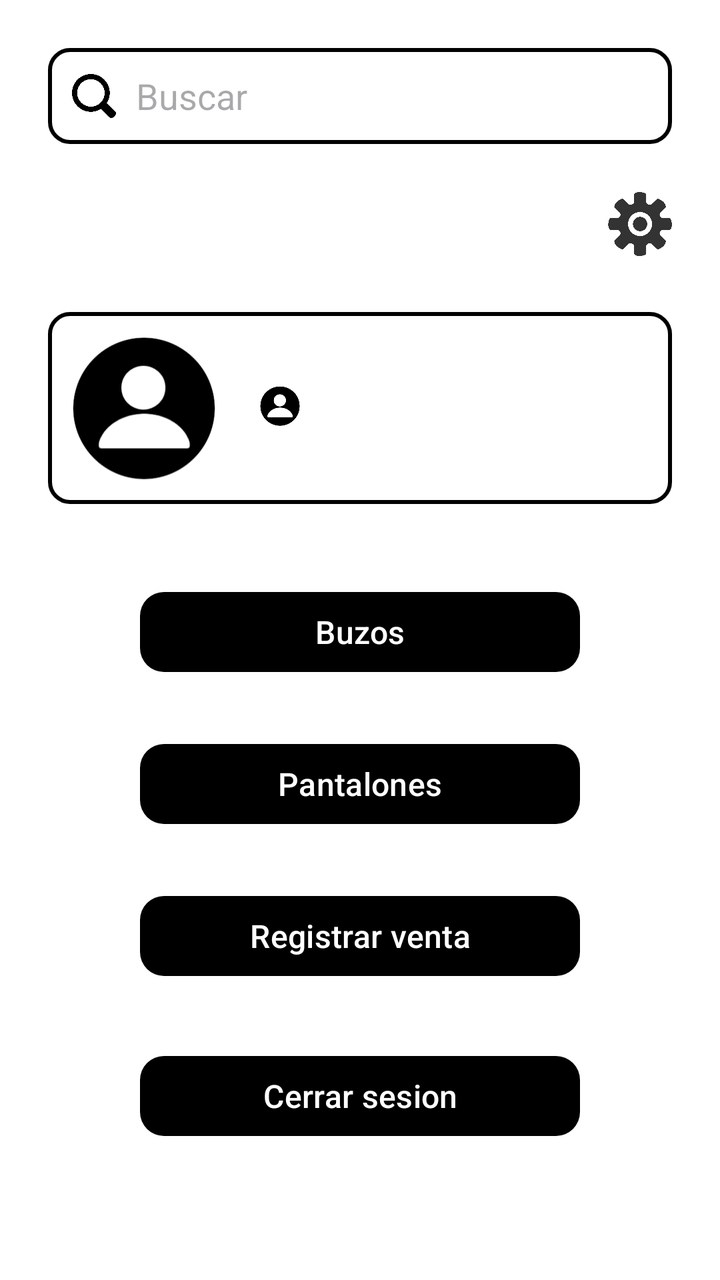
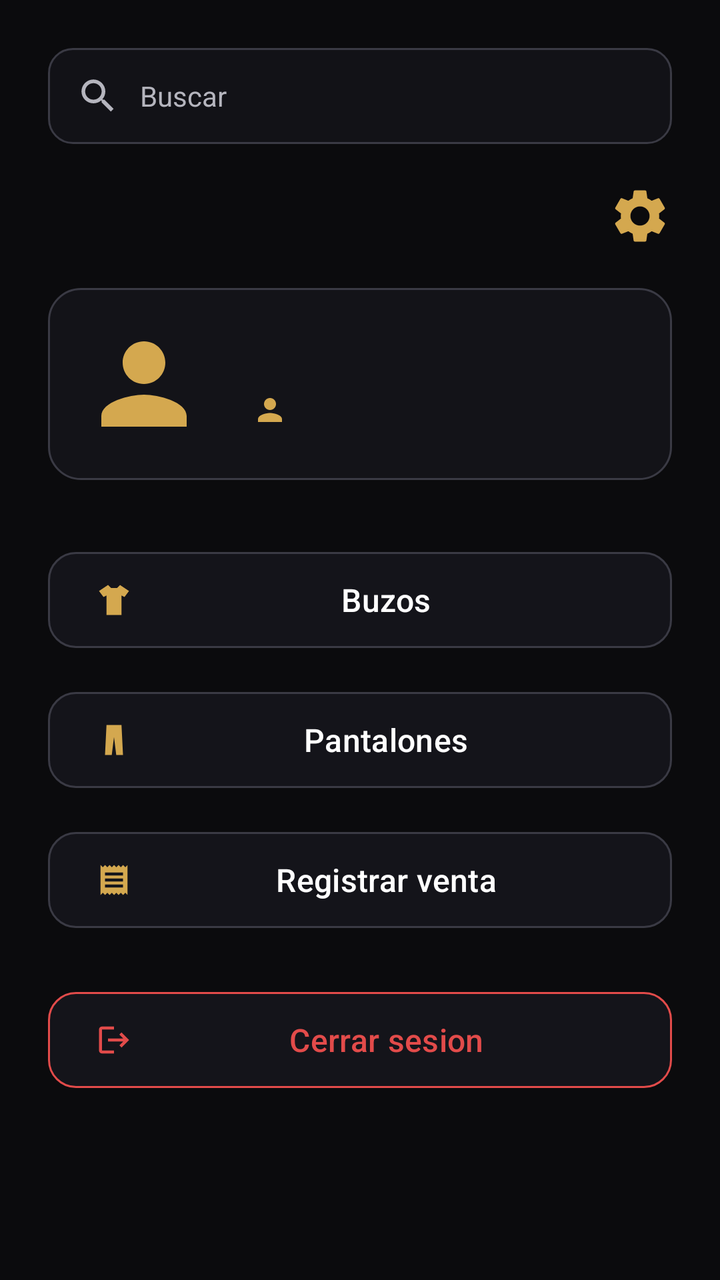

Two renders of the same Android screen: before a commit and after it. Below are the layout's source before the change and the commit's diff.
<!-- AndroidManifest.xml: application theme Theme.PryGrados -->
<!-- res/layout/empleado.xml -->
<?xml version="1.0" encoding="utf-8"?>
<ScrollView
    xmlns:android="http://schemas.android.com/apk/res/android"
    xmlns:app="http://schemas.android.com/apk/res-auto"
    xmlns:tools="http://schemas.android.com/tools"
    android:layout_width="match_parent"
    android:layout_height="match_parent"
    android:background="#FFFFFF"
    tools:context=".Empleado">

    <LinearLayout
        android:layout_width="match_parent"
        android:layout_height="wrap_content"
        android:orientation="vertical"
        android:padding="24dp">

        
        <LinearLayout
            android:layout_width="match_parent"
            android:layout_height="48dp"
            android:background="@drawable/edittext_bacground"
            android:orientation="horizontal"
            android:gravity="center_vertical"
            android:paddingLeft="12dp"
            android:paddingRight="12dp"
            android:layout_marginBottom="24dp">

            <ImageView
                android:layout_width="22dp"
                android:layout_height="22dp"
                android:src="@drawable/serch" />

            <EditText
                android:id="@+id/txtBuscar"
                android:layout_width="match_parent"
                android:layout_height="wrap_content"
                android:background="@android:color/transparent"
                android:hint="Buscar"
                android:textColor="#000000"
                android:paddingLeft="10dp"
                android:inputType="text" />
        </LinearLayout>

        
        <ImageView
            android:id="@+id/btnConfig"
            android:layout_width="32dp"
            android:layout_height="32dp"
            android:layout_gravity="end"
            android:src="@drawable/confi"
            android:layout_marginBottom="28dp" />

        
        <LinearLayout
            android:layout_width="match_parent"
            android:layout_height="wrap_content"
            android:orientation="horizontal"
            android:padding="12dp"
            android:background="@drawable/edittext_bacground"
            android:layout_marginBottom="40dp">

            <ImageView
                android:layout_width="72dp"
                android:layout_height="72dp"
                android:src="@drawable/user"
                android:layout_marginRight="16dp" />

            <LinearLayout
                android:layout_width="wrap_content"
                android:layout_height="wrap_content"
                android:orientation="vertical">

                <TextView
                    android:id="@+id/txtNombreEmpleado"
                    android:layout_width="wrap_content"
                    android:layout_height="wrap_content"
                    android:text=""
                    android:textSize="18sp"
                    android:textStyle="bold"
                    android:textColor="#000000" />

                <LinearLayout
                    android:orientation="horizontal"
                    android:layout_width="wrap_content"
                    android:layout_height="wrap_content"
                    android:gravity="center_vertical">

                    <TextView
                        android:id="@+id/txtRolEmpleado"
                        android:layout_width="wrap_content"
                        android:layout_height="wrap_content"
                        android:text=""
                        android:textSize="16sp"
                        android:textColor="#000000" />

                    <ImageView
                        android:layout_width="20dp"
                        android:layout_height="20dp"
                        android:src="@drawable/user"
                        android:layout_marginLeft="6dp" />
                </LinearLayout>

            </LinearLayout>
        </LinearLayout>

        
        <com.google.android.material.button.MaterialButton
            android:id="@+id/btnBuzos"
            android:layout_width="220dp"
            android:layout_height="48dp"
            android:layout_gravity="center"
            android:text="Buzos"
            android:textColor="#FFFFFF"
            android:textSize="16sp"
            app:backgroundTint="#000000"
            app:cornerRadius="12dp"
            android:layout_marginBottom="28dp" />

        
        <com.google.android.material.button.MaterialButton
            android:id="@+id/btnPantalones"
            android:layout_width="220dp"
            android:layout_height="48dp"
            android:layout_gravity="center"
            android:text="Pantalones"
            android:textColor="#FFFFFF"
            android:textSize="16sp"
            app:backgroundTint="#000000"
            app:cornerRadius="12dp"
            android:layout_marginBottom="28dp" />

        
        <com.google.android.material.button.MaterialButton
            android:id="@+id/btnRegistrarVenta"
            android:layout_width="220dp"
            android:layout_height="48dp"
            android:layout_gravity="center"
            android:text="Registrar venta"
            android:textColor="#FFFFFF"
            android:textSize="16sp"
            app:backgroundTint="#000000"
            app:cornerRadius="12dp"
            android:layout_marginBottom="32dp" />

        <com.google.android.material.button.MaterialButton
            android:id="@+id/btncierre"
            android:layout_width="220dp"
            android:layout_height="48dp"
            android:layout_gravity="center"
            android:text="Cerrar sesion"
            android:textColor="#FFFFFF"
            android:textSize="16sp"
            app:backgroundTint="#000000"
            app:cornerRadius="12dp"
            android:layout_marginBottom="32dp" />

    </LinearLayout>

</ScrollView>
<!-- resources referenced by this layout -->
<resources>
  <!-- drawable confi: png bitmap (drawable, 73180 bytes) -->
  <!-- drawable edittext_bacground (drawable) -->
  <?xml version="1.0" encoding="utf-8"?>
  <shape xmlns:android="http://schemas.android.com/apk/res/android">
      <solid android:color="#FFFFFF"/> 
      <stroke android:width="2dp" android:color="#000000"/> 
      <corners android:radius="10dp"/> 
      <padding
          android:left="10dp"
          android:top="10dp"
          android:right="10dp"
          android:bottom="10dp"/>
  </shape>
  <!-- drawable serch: png bitmap (drawable, 53327 bytes) -->
  <!-- drawable user: jpg bitmap (drawable, 28429 bytes) -->
  <!-- unchanged entries left out for length: 2 -->
</resources>

<!-- the commit's change to res/layout/empleado.xml (unified diff, before → after) -->
@@ -1,11 +1,12 @@
 <?xml version="1.0" encoding="utf-8"?>
-<ScrollView
-    xmlns:android="http://schemas.android.com/apk/res/android"
+<ScrollView xmlns:android="http://schemas.android.com/apk/res/android"
     xmlns:app="http://schemas.android.com/apk/res-auto"
     xmlns:tools="http://schemas.android.com/tools"
     android:layout_width="match_parent"
     android:layout_height="match_parent"
-    android:background="#FFFFFF"
+    android:background="@color/kemba_black"
+    android:fillViewport="true"
+    android:scrollbars="none"
     tools:context=".Empleado">
 
     <LinearLayout
@@ -18,27 +19,32 @@
         <LinearLayout
             android:layout_width="match_parent"
             android:layout_height="48dp"
-            android:background="@drawable/edittext_bacground"
+            android:layout_marginBottom="20dp"
+            android:background="@drawable/bg_input"
+            android:gravity="center_vertical"
             android:orientation="horizontal"
-            android:gravity="center_vertical"
-            android:paddingLeft="12dp"
-            android:paddingRight="12dp"
-            android:layout_marginBottom="24dp">
+            android:paddingStart="14dp"
+            android:paddingEnd="14dp">
 
             <ImageView
                 android:layout_width="22dp"
                 android:layout_height="22dp"
-                android:src="@drawable/serch" />
+                android:contentDescription="@null"
+                android:src="@drawable/ic_search"
+                app:tint="@color/kemba_hint" />
 
             <EditText
                 android:id="@+id/txtBuscar"
                 android:layout_width="match_parent"
-                android:layout_height="wrap_content"
+                android:layout_height="match_parent"
                 android:background="@android:color/transparent"
                 android:hint="Buscar"
-                android:textColor="#000000"
-                android:paddingLeft="10dp"
-                android:inputType="text" />
+                android:importantForAutofill="no"
+                android:inputType="text"
+                android:paddingStart="10dp"
+                android:textColor="@color/kemba_white"
+                android:textColorHint="@color/kemba_hint"
+                android:textSize="14sp" />
         </LinearLayout>
 
         
@@ -47,23 +53,28 @@
             android:layout_width="32dp"
             android:layout_height="32dp"
             android:layout_gravity="end"
-            android:src="@drawable/confi"
-            android:layout_marginBottom="28dp" />
+            android:layout_marginBottom="20dp"
+            android:contentDescription="Configuración"
+            android:src="@drawable/ic_settings"
+            app:tint="@color/kemba_gold" />
 
         
         <LinearLayout
             android:layout_width="match_parent"
             android:layout_height="wrap_content"
+            android:layout_marginBottom="32dp"
+            android:background="@drawable/bg_card"
+            android:gravity="center_vertical"
             android:orientation="horizontal"
-            android:padding="12dp"
-            android:background="@drawable/edittext_bacground"
-            android:layout_marginBottom="40dp">
+            android:padding="16dp">
 
             <ImageView
-                android:layout_width="72dp"
-                android:layout_height="72dp"
-                android:src="@drawable/user"
-                android:layout_marginRight="16dp" />
+                android:layout_width="64dp"
+                android:layout_height="64dp"
+                android:layout_marginEnd="16dp"
+                android:contentDescription="@null"
+                android:src="@drawable/ic_user"
+                app:tint="@color/kemba_gold" />
 
             <LinearLayout
                 android:layout_width="wrap_content"
@@ -75,85 +86,103 @@
                     android:layout_width="wrap_content"
                     android:layout_height="wrap_content"
                     android:text=""
+                    android:textColor="@color/kemba_white"
                     android:textSize="18sp"
-                    android:textStyle="bold"
-                    android:textColor="#000000" />
+                    android:textStyle="bold" />
 
                 <LinearLayout
-                    android:orientation="horizontal"
                     android:layout_width="wrap_content"
                     android:layout_height="wrap_content"
-                    android:gravity="center_vertical">
+                    android:layout_marginTop="2dp"
+                    android:gravity="center_vertical"
+                    android:orientation="horizontal">
 
                     <TextView
                         android:id="@+id/txtRolEmpleado"
                         android:layout_width="wrap_content"
                         android:layout_height="wrap_content"
                         android:text=""
-                        android:textSize="16sp"
-                        android:textColor="#000000" />
+                        android:textColor="@color/kemba_gold"
+                        android:textSize="15sp" />
 
                     <ImageView
-                        android:layout_width="20dp"
-                        android:layout_height="20dp"
-                        android:src="@drawable/user"
-                        android:layout_marginLeft="6dp" />
+                        android:layout_width="18dp"
+                        android:layout_height="18dp"
+                        android:layout_marginStart="6dp"
+                        android:contentDescription="@null"
+                        android:src="@drawable/ic_user"
+                        app:tint="@color/kemba_gold" />
                 </LinearLayout>
-
             </LinearLayout>
         </LinearLayout>
 
-        
         <com.google.android.material.button.MaterialButton
             android:id="@+id/btnBuzos"
-            android:layout_width="220dp"
-            android:layout_height="48dp"
-            android:layout_gravity="center"
+            android:layout_width="match_parent"
+            android:layout_height="56dp"
+            android:layout_marginTop="0dp"
+            android:layout_marginBottom="14dp"
             android:text="Buzos"
-            android:textColor="#FFFFFF"
+            android:textColor="@color/kemba_white"
             android:textSize="16sp"
-            app:backgroundTint="#000000"
-            app:cornerRadius="12dp"
-            android:layout_marginBottom="28dp" />
+            app:backgroundTint="@color/kemba_surface"
+            app:cornerRadius="14dp"
+            app:icon="@drawable/ic_buzo"
+            app:iconGravity="start"
+            app:iconTint="@color/kemba_gold"
+            app:strokeColor="@color/kemba_stroke"
+            app:strokeWidth="1dp" />
 
-        
         <com.google.android.material.button.MaterialButton
             android:id="@+id/btnPantalones"
-            android:layout_width="220dp"
-            android:layout_height="48dp"
-            android:layout_gravity="center"
+            android:layout_width="match_parent"
+            android:layout_height="56dp"
+            android:layout_marginTop="0dp"
+            android:layout_marginBottom="14dp"
             android:text="Pantalones"
-            android:textColor="#FFFFFF"
+            android:textColor="@color/kemba_white"
             android:textSize="16sp"
-            app:backgroundTint="#000000"
-            app:cornerRadius="12dp"
-            android:layout_marginBottom="28dp" />
+            app:backgroundTint="@color/kemba_surface"
+            app:cornerRadius="14dp"
+            app:icon="@drawable/ic_pantalon"
+            app:iconGravity="start"
+            app:iconTint="@color/kemba_gold"
+            app:strokeColor="@color/kemba_stroke"
+            app:strokeWidth="1dp" />
 
-        
         <com.google.android.material.button.MaterialButton
             android:id="@+id/btnRegistrarVenta"
-            android:layout_width="220dp"
-            android:layout_height="48dp"
-            android:layout_gravity="center"
+            android:layout_width="match_parent"
+            android:layout_height="56dp"
+            android:layout_marginTop="0dp"
+            android:layout_marginBottom="14dp"
             android:text="Registrar venta"
-            android:textColor="#FFFFFF"
+            android:textColor="@color/kemba_white"
             android:textSize="16sp"
-            app:backgroundTint="#000000"
-            app:cornerRadius="12dp"
-            android:layout_marginBottom="32dp" />
+            app:backgroundTint="@color/kemba_surface"
+            app:cornerRadius="14dp"
+            app:icon="@drawable/ic_ventas"
+            app:iconGravity="start"
+            app:iconTint="@color/kemba_gold"
+            app:strokeColor="@color/kemba_stroke"
+            app:strokeWidth="1dp" />
 
         <com.google.android.material.button.MaterialButton
             android:id="@+id/btncierre"
-            android:layout_width="220dp"
-            android:layout_height="48dp"
-            android:layout_gravity="center"
+            android:layout_width="match_parent"
+            android:layout_height="56dp"
+            android:layout_marginTop="10dp"
+            android:layout_marginBottom="0dp"
             android:text="Cerrar sesion"
-            android:textColor="#FFFFFF"
+            android:textColor="#E24B4A"
             android:textSize="16sp"
-            app:backgroundTint="#000000"
-            app:cornerRadius="12dp"
-            android:layout_marginBottom="32dp" />
+            app:backgroundTint="@color/kemba_surface"
+            app:cornerRadius="14dp"
+            app:icon="@drawable/ic_logout"
+            app:iconGravity="start"
+            app:iconTint="#E24B4A"
+            app:strokeColor="#E24B4A"
+            app:strokeWidth="1dp" />
 
     </LinearLayout>
-
 </ScrollView>
<!-- resource entries referenced after the edit -->
@@ -1,20 +1,102 @@
 <!-- resources referenced by this layout -->
 <resources>
-  <!-- drawable confi: png bitmap (drawable, 73180 bytes) -->
-  <!-- drawable edittext_bacground (drawable) -->
+  <color name="kemba_black">#0B0B0D</color>
+  <color name="kemba_gold">#D4A84F</color>
+  <color name="kemba_hint">#B5B5BE</color>
+  <color name="kemba_stroke">#3A3A44</color>
+  <color name="kemba_surface">#14141A</color>
+  <color name="kemba_white">#FFFFFF</color>
+  <!-- drawable bg_card (drawable) -->
   <?xml version="1.0" encoding="utf-8"?>
-  <shape xmlns:android="http://schemas.android.com/apk/res/android">
-      <solid android:color="#FFFFFF"/> 
-      <stroke android:width="2dp" android:color="#000000"/> 
-      <corners android:radius="10dp"/> 
-      <padding
-          android:left="10dp"
-          android:top="10dp"
-          android:right="10dp"
-          android:bottom="10dp"/>
+  <shape xmlns:android="http://schemas.android.com/apk/res/android" android:shape="rectangle">
+      <solid android:color="#E614141A" />
+      <stroke android:width="1dp" android:color="@color/kemba_stroke" />
+      <corners android:radius="16dp" />
   </shape>
-  <!-- drawable serch: png bitmap (drawable, 53327 bytes) -->
-  <!-- drawable user: jpg bitmap (drawable, 28429 bytes) -->
+  <!-- drawable bg_input (drawable) -->
+  <?xml version="1.0" encoding="utf-8"?>
+  <shape xmlns:android="http://schemas.android.com/apk/res/android" android:shape="rectangle">
+      <solid android:color="#CC14141A" />
+      <stroke android:width="1dp" android:color="@color/kemba_stroke" />
+      <corners android:radius="12dp" />
+  </shape>
+  <!-- drawable ic_buzo (drawable) -->
+  <?xml version="1.0" encoding="utf-8"?>
+  <vector xmlns:android="http://schemas.android.com/apk/res/android"
+      android:width="24dp"
+      android:height="24dp"
+      android:viewportWidth="24"
+      android:viewportHeight="24">
+      <path
+          android:fillColor="#FFFFFF"
+          android:pathData="M16,2l-2,2h-4l-2,-2L2,6l3,4 2,-1v13h10V9l2,1 3,-4z" />
+  </vector>
+  <!-- drawable ic_logout (drawable) -->
+  <?xml version="1.0" encoding="utf-8"?>
+  <vector xmlns:android="http://schemas.android.com/apk/res/android"
+      android:width="24dp"
+      android:height="24dp"
+      android:viewportWidth="24"
+      android:viewportHeight="24">
+      <path
+          android:fillColor="#FFFFFF"
+          android:pathData="M17,7l-1.41,1.41L18.17,11H8v2h10.17l-2.58,2.58L17,17l5,-5zM4,5h8V3H4c-1.1,0 -2,0.9 -2,2v14c0,1.1 0.9,2 2,2h8v-2H4V5z" />
+  </vector>
+  <!-- drawable ic_pantalon (drawable) -->
+  <?xml version="1.0" encoding="utf-8"?>
+  <vector xmlns:android="http://schemas.android.com/apk/res/android"
+      android:width="24dp"
+      android:height="24dp"
+      android:viewportWidth="24"
+      android:viewportHeight="24">
+      <path
+          android:fillColor="#FFFFFF"
+          android:pathData="M7,2h10l1,20h-4.5L12,10l-1.5,12H6L7,2z" />
+  </vector>
+  <!-- drawable ic_search (drawable) -->
+  <?xml version="1.0" encoding="utf-8"?>
+  <vector xmlns:android="http://schemas.android.com/apk/res/android"
+      android:width="24dp"
+      android:height="24dp"
+      android:viewportWidth="24"
+      android:viewportHeight="24">
+      <path
+          android:fillColor="#FFFFFF"
+          android:pathData="M15.5,14h-0.79l-0.28,-0.27C15.41,12.59 16,11.11 16,9.5 16,5.91 13.09,3 9.5,3S3,5.91 3,9.5 5.91,16 9.5,16c1.61,0 3.09,-0.59 4.23,-1.57l0.27,0.28v0.79l5,4.99L20.49,19l-4.99,-5zM9.5,14C7.01,14 5,11.99 5,9.5S7.01,5 9.5,5 14,7.01 14,9.5 11.99,14 9.5,14z" />
+  </vector>
+  <!-- drawable ic_settings (drawable) -->
+  <?xml version="1.0" encoding="utf-8"?>
+  <vector xmlns:android="http://schemas.android.com/apk/res/android"
+      android:width="24dp"
+      android:height="24dp"
+      android:viewportWidth="24"
+      android:viewportHeight="24">
+      <path
+          android:fillColor="#FFFFFF"
+          android:pathData="M19.14,12.94c0.04,-0.3 0.06,-0.61 0.06,-0.94 0,-0.32 -0.02,-0.64 -0.07,-0.94l2.03,-1.58c0.18,-0.14 0.23,-0.41 0.12,-0.61l-1.92,-3.32c-0.12,-0.22 -0.37,-0.29 -0.59,-0.22l-2.39,0.96c-0.5,-0.38 -1.03,-0.7 -1.62,-0.94L14.4,2.81c-0.04,-0.24 -0.24,-0.41 -0.48,-0.41h-3.84c-0.24,0 -0.43,0.17 -0.47,0.41L9.25,5.35C8.66,5.59 8.12,5.92 7.63,6.29L5.24,5.33c-0.22,-0.08 -0.47,0 -0.59,0.22L2.74,8.87C2.62,9.08 2.66,9.34 2.86,9.48l2.03,1.58C4.84,11.36 4.8,11.69 4.8,12s0.02,0.64 0.07,0.94l-2.03,1.58c-0.18,0.14 -0.23,0.41 -0.12,0.61l1.92,3.32c0.12,0.22 0.37,0.29 0.59,0.22l2.39,-0.96c0.5,0.38 1.03,0.7 1.62,0.94l0.36,2.54c0.05,0.24 0.24,0.41 0.48,0.41h3.84c0.24,0 0.44,-0.17 0.47,-0.41l0.36,-2.54c0.59,-0.24 1.13,-0.56 1.62,-0.94l2.39,0.96c0.22,0.08 0.47,0 0.59,-0.22l1.92,-3.32c0.12,-0.22 0.07,-0.47 -0.12,-0.61L19.14,12.94zM12,15.6c-1.98,0 -3.6,-1.62 -3.6,-3.6s1.62,-3.6 3.6,-3.6 3.6,1.62 3.6,3.6 -1.62,3.6 -3.6,3.6z" />
+  </vector>
+  <!-- drawable ic_user (drawable) -->
+  <?xml version="1.0" encoding="utf-8"?>
+  <vector xmlns:android="http://schemas.android.com/apk/res/android"
+      android:width="24dp"
+      android:height="24dp"
+      android:viewportWidth="24"
+      android:viewportHeight="24">
+      <path
+          android:fillColor="#FFFFFF"
+          android:pathData="M12,12c2.21,0 4,-1.79 4,-4s-1.79,-4 -4,-4 -4,1.79 -4,4 1.79,4 4,4zM12,14c-2.67,0 -8,1.34 -8,4v2h16v-2c0,-2.66 -5.33,-4 -8,-4z" />
+  </vector>
+  <!-- drawable ic_ventas (drawable) -->
+  <?xml version="1.0" encoding="utf-8"?>
+  <vector xmlns:android="http://schemas.android.com/apk/res/android"
+      android:width="24dp"
+      android:height="24dp"
+      android:viewportWidth="24"
+      android:viewportHeight="24">
+      <path
+          android:fillColor="#FFFFFF"
+          android:pathData="M18,17H6v-2h12v2zM18,13H6v-2h12v2zM18,9H6V7h12v2zM3,22l1.5,-1.5L6,22l1.5,-1.5L9,22l1.5,-1.5L12,22l1.5,-1.5L15,22l1.5,-1.5L18,22l1.5,-1.5L21,22V2l-1.5,1.5L18,2l-1.5,1.5L15,2l-1.5,1.5L12,2l-1.5,1.5L9,2 7.5,3.5 6,2 4.5,3.5 3,2v20z" />
+  </vector>
   <!-- unchanged entries left out for length: 2 -->
 </resources>
 
